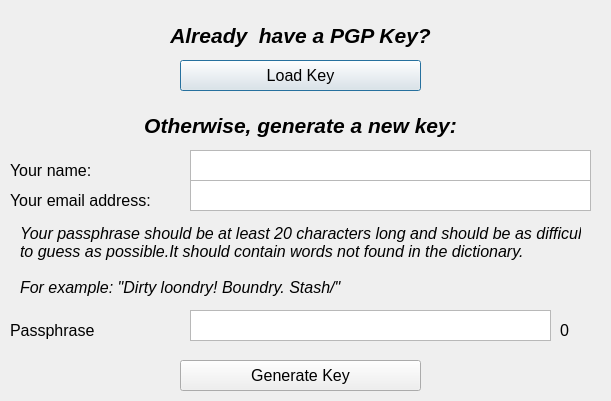
Old version of the form UI/GenerateForm1Layout.ui in the repository picrin/VAIDA_OLD.
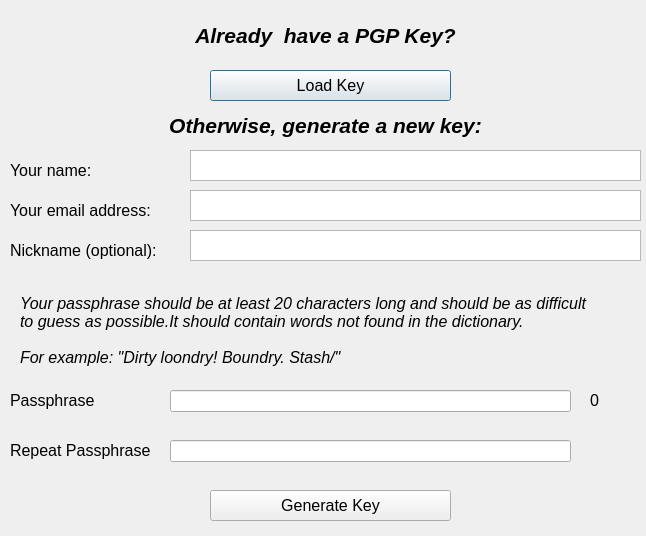
New version of the form.

Commit message: Add masked password fields Add messages Fix things

```diff
--- a/UI/GenerateForm1Layout.ui
+++ b/UI/GenerateForm1Layout.ui
@@ -6,8 +6,8 @@
    <rect>
     <x>0</x>
     <y>0</y>
-    <width>611</width>
-    <height>401</height>
+    <width>646</width>
+    <height>536</height>
    </rect>
   </property>
   <property name="font">
@@ -23,7 +23,7 @@
     <rect>
      <x>0</x>
      <y>10</y>
-     <width>601</width>
+     <width>651</width>
      <height>51</height>
     </rect>
    </property>
@@ -45,8 +45,8 @@
   <widget class="QPushButton" name="loadKeyButton">
    <property name="geometry">
     <rect>
-     <x>180</x>
-     <y>60</y>
+     <x>210</x>
+     <y>70</y>
      <width>241</width>
      <height>31</height>
     </rect>
@@ -65,7 +65,7 @@
     <rect>
      <x>0</x>
      <y>100</y>
-     <width>601</width>
+     <width>651</width>
      <height>51</height>
     </rect>
    </property>
@@ -107,7 +107,7 @@
     <rect>
      <x>190</x>
      <y>150</y>
-     <width>401</width>
+     <width>451</width>
      <height>31</height>
     </rect>
    </property>
@@ -119,7 +119,7 @@
    <property name="geometry">
     <rect>
      <x>10</x>
-     <y>190</y>
+     <y>200</y>
      <width>151</width>
      <height>21</height>
     </rect>
@@ -137,8 +137,8 @@
    <property name="geometry">
     <rect>
      <x>190</x>
-     <y>180</y>
-     <width>401</width>
+     <y>190</y>
+     <width>451</width>
      <height>31</height>
     </rect>
    </property>
@@ -150,7 +150,7 @@
    <property name="geometry">
     <rect>
      <x>10</x>
-     <y>320</y>
+     <y>390</y>
      <width>171</width>
      <height>21</height>
     </rect>
@@ -164,25 +164,12 @@
     <string>Passphrase</string>
    </property>
   </widget>
-  <widget class="QPlainTextEdit" name="passphraseTextEdit">
-   <property name="geometry">
-    <rect>
-     <x>190</x>
-     <y>310</y>
-     <width>361</width>
-     <height>31</height>
-    </rect>
-   </property>
-   <property name="tabChangesFocus">
-    <bool>true</bool>
-   </property>
-  </widget>
   <widget class="QLabel" name="passphraseTipsTextEdit">
    <property name="geometry">
     <rect>
      <x>20</x>
-     <y>220</y>
-     <width>561</width>
+     <y>290</y>
+     <width>621</width>
      <height>81</height>
     </rect>
    </property>
@@ -201,8 +188,8 @@
   <widget class="QPushButton" name="generateKeyButton">
    <property name="geometry">
     <rect>
-     <x>180</x>
-     <y>360</y>
+     <x>210</x>
+     <y>490</y>
      <width>241</width>
      <height>31</height>
     </rect>
@@ -219,8 +206,8 @@
   <widget class="QLabel" name="passphraseLengthLabel">
    <property name="geometry">
     <rect>
-     <x>560</x>
-     <y>320</y>
+     <x>590</x>
+     <y>390</y>
      <width>51</width>
      <height>20</height>
     </rect>
@@ -229,6 +216,81 @@
     <string>0</string>
    </property>
   </widget>
+  <widget class="QLineEdit" name="passphraseLineEdit">
+   <property name="geometry">
+    <rect>
+     <x>170</x>
+     <y>390</y>
+     <width>401</width>
+     <height>22</height>
+    </rect>
+   </property>
+   <property name="echoMode">
+    <enum>QLineEdit::Password</enum>
+   </property>
+  </widget>
+  <widget class="QLineEdit" name="repeatPassphraseLineEdit">
+   <property name="geometry">
+    <rect>
+     <x>170</x>
+     <y>440</y>
+     <width>401</width>
+     <height>22</height>
+    </rect>
+   </property>
+   <property name="echoMode">
+    <enum>QLineEdit::Password</enum>
+   </property>
+  </widget>
+  <widget class="QLabel" name="passphraseLabel_2">
+   <property name="geometry">
+    <rect>
+     <x>10</x>
+     <y>440</y>
+     <width>171</width>
+     <height>21</height>
+    </rect>
+   </property>
+   <property name="font">
+    <font>
+     <pointsize>12</pointsize>
+    </font>
+   </property>
+   <property name="text">
+    <string>Repeat Passphrase</string>
+   </property>
+  </widget>
+  <widget class="QPlainTextEdit" name="nicknameTextEdit">
+   <property name="geometry">
+    <rect>
+     <x>190</x>
+     <y>230</y>
+     <width>451</width>
+     <height>31</height>
+    </rect>
+   </property>
+   <property name="tabChangesFocus">
+    <bool>true</bool>
+   </property>
+  </widget>
+  <widget class="QLabel" name="emailLabel_2">
+   <property name="geometry">
+    <rect>
+     <x>10</x>
+     <y>240</y>
+     <width>161</width>
+     <height>21</height>
+    </rect>
+   </property>
+   <property name="font">
+    <font>
+     <pointsize>12</pointsize>
+    </font>
+   </property>
+   <property name="text">
+    <string>Nickname (optional):</string>
+   </property>
+  </widget>
  </widget>
  <resources/>
  <connections/>
```
The commit also changes 15 other files.
